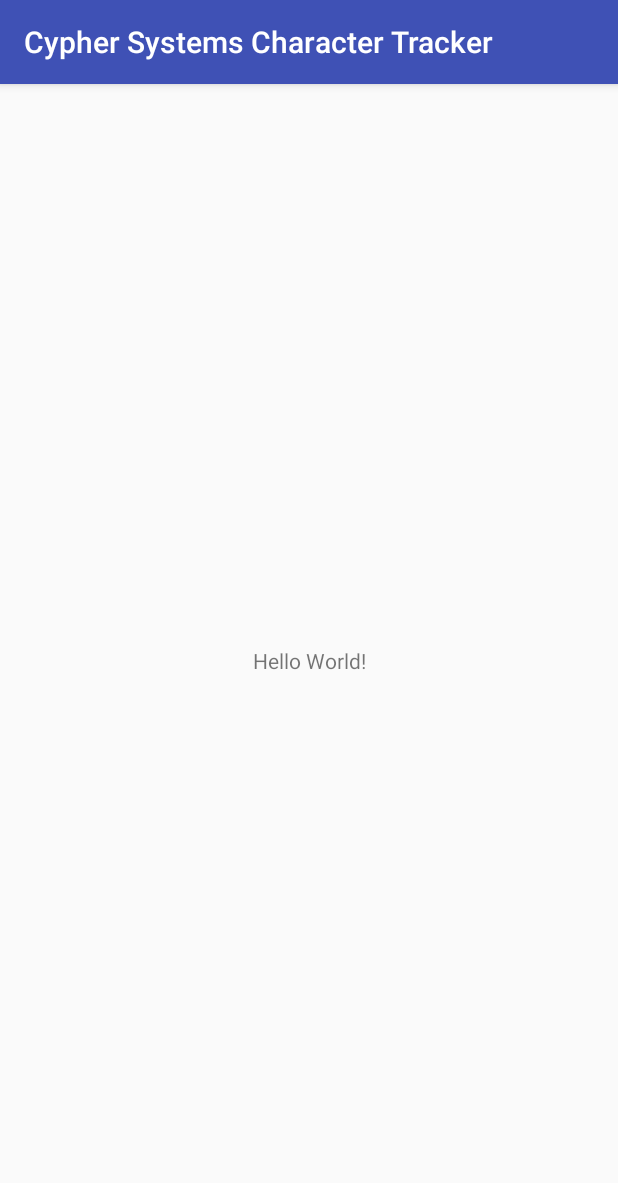
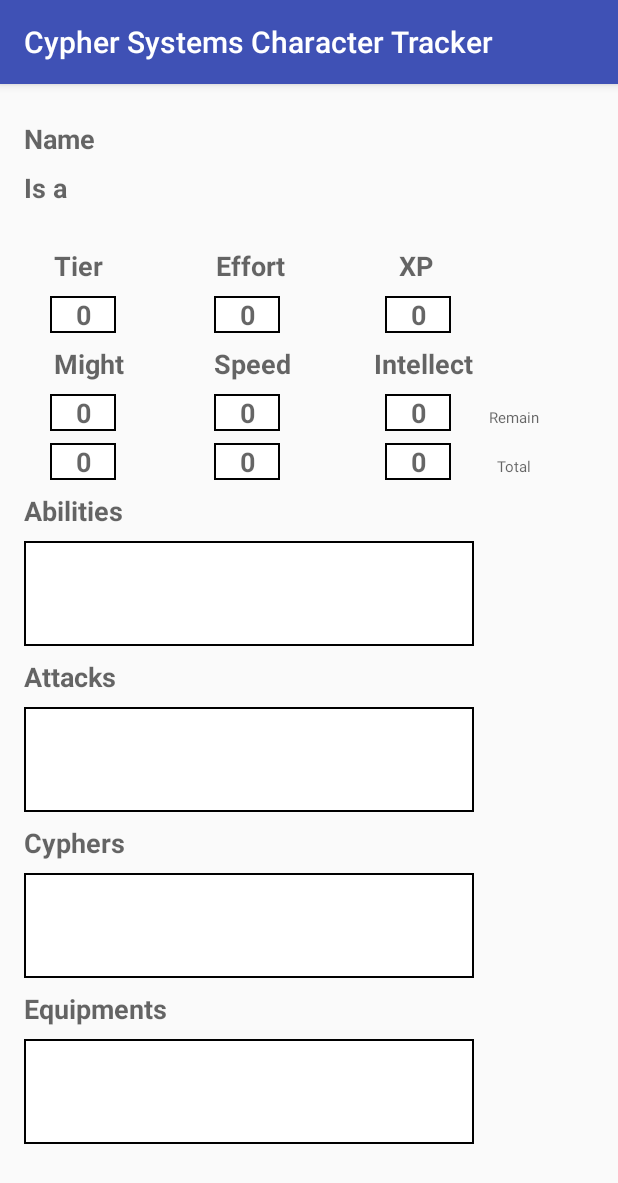
Before and after one commit to paugajt/androidfinal, an Android app: the screen it shows after launch (MainActivity), on a phone screen of 412 x 824 dp. Shown: the top 1183 px of the screen. Run offline under Robolectric (Android 15) with nearby library versions, the phone set to English and light mode, and no system bars.

Commit message:
view character page

```diff
--- a/app/src/main/java/com/justinpauga/cyphersystemscharactertracker/MainActivity.kt
+++ b/app/src/main/java/com/justinpauga/cyphersystemscharactertracker/MainActivity.kt
@@ -7,6 +7,6 @@
 
     override fun onCreate(savedInstanceState: Bundle?) {
         super.onCreate(savedInstanceState)
-        setContentView(R.layout.activity_main)
+        setContentView(R.layout.character_info)
     }
 }
--- /dev/null
+++ b/app/src/main/res/drawable/text_border.xml
@@ -0,0 +1,5 @@
+<?xml version="1.0" encoding="utf-8"?>
+    <shape xmlns:android="http://schemas.android.com/apk/res/android" android:shape="rectangle" >
+        <solid android:color="@android:color/white" />
+        <stroke android:width="1dip" android:color="#000000"/>
+    </shape>
--- /dev/null
+++ b/app/src/main/res/layout/character_info.xml
@@ -0,0 +1,430 @@
+<RelativeLayout xmlns:android="http://schemas.android.com/apk/res/android"
+    xmlns:app="http://schemas.android.com/apk/res-auto"
+    xmlns:tools="http://schemas.android.com/tools"
+    android:layout_width="match_parent"
+    android:layout_height="match_parent"
+    android:paddingBottom="16dp"
+    android:paddingLeft="16dp"
+    android:paddingRight="16dp"
+    android:paddingTop="16dp"
+    android:textDirection="anyRtl">
+
+    <ScrollView
+        android:layout_width="match_parent"
+        android:layout_height="match_parent">
+
+    <LinearLayout
+        android:layout_width="match_parent"
+        android:layout_height="match_parent"
+        android:orientation="vertical">
+
+        <LinearLayout
+            android:layout_width="wrap_content"
+            android:layout_height="wrap_content"
+            android:orientation="horizontal">
+
+            <TextView
+                android:id="@+id/view_name_label"
+                android:layout_width="wrap_content"
+                android:layout_height="wrap_content"
+                android:layout_marginTop="8dp"
+                android:text="Name"
+                android:textAppearance="?android:attr/textAppearanceMedium"
+                android:textStyle="bold" />
+
+            <TextView
+                android:id="@+id/view_name"
+                android:layout_width="223dp"
+                android:layout_height="wrap_content"
+                android:layout_marginStart="10dp"
+                android:ems="10"
+                android:inputType="text"
+                android:textAlignment="center" />
+        </LinearLayout>
+
+
+
+        <LinearLayout
+            android:layout_width="wrap_content"
+            android:layout_height="wrap_content"
+            android:orientation="horizontal">
+            <TextView
+                android:id="@+id/view_isa_label"
+                android:layout_width="wrap_content"
+                android:layout_height="wrap_content"
+                android:layout_marginTop="8dp"
+                android:textAlignment="center"
+                android:text="Is a"
+                android:textAppearance="?android:attr/textAppearanceMedium"
+                android:textStyle="bold" />
+
+            <TextView
+                android:id="@+id/view_descriptor"
+                android:layout_width="wrap_content"
+                android:layout_height="wrap_content"
+                android:layout_marginStart="10dp"
+                android:ems="7"
+                android:inputType="text" />
+
+            <TextView
+                android:id="@+id/view_type"
+                android:layout_width="wrap_content"
+                android:layout_height="wrap_content"
+                android:layout_marginStart="10dp"
+                android:ems="7"
+                android:inputType="text" />
+        </LinearLayout>
+
+        <TextView
+            android:id="@+id/view_focus"
+            android:layout_width="279dp"
+            android:layout_height="wrap_content"
+            android:ems="15"
+            android:inputType="text" />
+
+
+        <LinearLayout
+            android:layout_width="wrap_content"
+            android:layout_height="wrap_content"
+            android:orientation="horizontal">
+
+            <TextView
+                android:id="@+id/view_tier_label"
+                android:layout_width="wrap_content"
+                android:layout_height="wrap_content"
+                android:layout_marginStart="20dp"
+                android:layout_marginTop="8dp"
+                android:text="Tier"
+                android:textAppearance="?android:attr/textAppearanceMedium"
+                android:textStyle="bold" />
+
+            <TextView
+                android:id="@+id/view_effort_label"
+                android:layout_width="wrap_content"
+                android:layout_height="wrap_content"
+                android:layout_marginStart="75dp"
+                android:layout_marginTop="8dp"
+                android:text="Effort"
+                android:textAppearance="?android:attr/textAppearanceMedium"
+                android:textStyle="bold" />
+
+            <TextView
+                android:id="@+id/view_xp_label"
+                android:layout_width="wrap_content"
+                android:layout_height="wrap_content"
+                android:layout_marginStart="75dp"
+                android:layout_marginTop="8dp"
+                android:text="XP"
+                android:textAppearance="?android:attr/textAppearanceMedium"
+                android:textStyle="bold" />
+        </LinearLayout>
+
+        <LinearLayout
+            android:layout_width="wrap_content"
+            android:layout_height="wrap_content"
+            android:orientation="horizontal">
+
+            <TextView
+                android:id="@+id/view_tier"
+                android:layout_width="44dp"
+                android:layout_height="wrap_content"
+                android:layout_marginStart="17dp"
+                android:layout_marginTop="8dp"
+                android:background="@drawable/text_border"
+                android:text="0"
+                android:textAlignment="center"
+                android:textAppearance="?android:attr/textAppearanceMedium"
+                android:textStyle="bold" />
+
+            <TextView
+                android:id="@+id/view_effort"
+                android:layout_width="44dp"
+                android:layout_height="wrap_content"
+                android:layout_marginStart="65dp"
+                android:layout_marginTop="8dp"
+                android:background="@drawable/text_border"
+                android:text="0"
+                android:textAlignment="center"
+                android:textAppearance="?android:attr/textAppearanceMedium"
+                android:textStyle="bold" />
+
+            <TextView
+                android:id="@+id/view_xp"
+                android:layout_width="44dp"
+                android:layout_height="wrap_content"
+                android:layout_marginStart="70dp"
+                android:layout_marginTop="8dp"
+                android:background="@drawable/text_border"
+                android:text="0"
+                android:textAlignment="center"
+                android:textAppearance="?android:attr/textAppearanceMedium"
+                android:textStyle="bold" />
+        </LinearLayout>
+
+        <LinearLayout
+            android:layout_width="wrap_content"
+            android:layout_height="wrap_content"
+            android:orientation="horizontal">
+
+            <TextView
+                android:id="@+id/view_might_label"
+                android:layout_width="wrap_content"
+                android:layout_height="wrap_content"
+                android:layout_marginStart="20dp"
+                android:layout_marginTop="8dp"
+                android:text="Might"
+                android:textAppearance="?android:attr/textAppearanceMedium"
+                android:textStyle="bold" />
+
+            <TextView
+                android:id="@+id/view_speed_label"
+                android:layout_width="wrap_content"
+                android:layout_height="wrap_content"
+                android:layout_marginStart="60dp"
+                android:layout_marginTop="8dp"
+                android:text="Speed"
+                android:textAppearance="?android:attr/textAppearanceMedium"
+                android:textStyle="bold" />
+
+            <TextView
+                android:id="@+id/view_intellect_label"
+                android:layout_width="wrap_content"
+                android:layout_height="wrap_content"
+                android:layout_marginStart="55dp"
+                android:layout_marginTop="8dp"
+                android:text="Intellect"
+                android:textAppearance="?android:attr/textAppearanceMedium"
+                android:textStyle="bold" />
+        </LinearLayout>
+
+        <LinearLayout
+            android:layout_width="wrap_content"
+            android:layout_height="wrap_content"
+            android:orientation="horizontal">
+
+
+
+            <TextView
+                android:id="@+id/view_might_total"
+                android:layout_width="44dp"
+                android:layout_height="wrap_content"
+                android:layout_marginStart="17dp"
+                android:layout_marginTop="8dp"
+                android:background="@drawable/text_border"
+                android:text="0"
+                android:textAlignment="center"
+                android:textAppearance="?android:attr/textAppearanceMedium"
+                android:textStyle="bold" />
+
+            <TextView
+                android:id="@+id/view_speed_total"
+                android:layout_width="44dp"
+                android:layout_height="wrap_content"
+                android:layout_marginStart="65dp"
+                android:layout_marginTop="8dp"
+                android:background="@drawable/text_border"
+                android:text="0"
+                android:textAlignment="center"
+                android:textAppearance="?android:attr/textAppearanceMedium"
+                android:textStyle="bold" />
+
+            <TextView
+                android:id="@+id/view_intellect_total"
+                android:layout_width="44dp"
+                android:layout_height="wrap_content"
+                android:layout_marginStart="70dp"
+                android:layout_marginTop="8dp"
+                android:background="@drawable/text_border"
+                android:text="0"
+                android:textAlignment="center"
+                android:textAppearance="?android:attr/textAppearanceMedium"
+                android:textStyle="bold" />
+
+            <TextView
+                android:id="@+id/view_total"
+                android:layout_width="44dp"
+                android:layout_height="wrap_content"
+                android:layout_marginStart="20dp"
+                android:layout_marginTop="8dp"
+                android:text="Remain"
+                android:textAlignment="center"
+                android:textAppearance="?android:attr/textAppearanceMedium"
+                android:textStyle="normal"
+                android:textSize="10dp"/>
+
+        </LinearLayout>
+
+        <LinearLayout
+            android:layout_width="wrap_content"
+            android:layout_height="wrap_content"
+            android:orientation="horizontal">
+
+
+
+            <TextView
+                android:id="@+id/view_tier_remain"
+                android:layout_width="44dp"
+                android:layout_height="wrap_content"
+                android:layout_marginStart="17dp"
+                android:layout_marginTop="8dp"
+                android:background="@drawable/text_border"
+                android:text="0"
+                android:textAlignment="center"
+                android:textAppearance="?android:attr/textAppearanceMedium"
+                android:textStyle="bold" />
+
+            <TextView
+                android:id="@+id/view_effort_remain"
+                android:layout_width="44dp"
+                android:layout_height="wrap_content"
+                android:layout_marginStart="65dp"
+                android:layout_marginTop="8dp"
+                android:background="@drawable/text_border"
+                android:text="0"
+                android:textAlignment="center"
+                android:textAppearance="?android:attr/textAppearanceMedium"
+                android:textStyle="bold" />
+
+            <TextView
+                android:id="@+id/view_xp_remain"
+                android:layout_width="44dp"
+                android:layout_height="wrap_content"
+                android:layout_marginStart="70dp"
+                android:layout_marginTop="8dp"
+                android:background="@drawable/text_border"
+                android:text="0"
+                android:textAlignment="center"
+                android:textAppearance="?android:attr/textAppearanceMedium"
+                android:textStyle="bold" />
+            <TextView
+                android:id="@+id/view_remain"
+                android:layout_width="44dp"
+                android:layout_height="wrap_content"
+                android:layout_marginStart="20dp"
+                android:layout_marginTop="8dp"
+                android:text="Total"
+                android:textAlignment="center"
+                android:textAppearance="?android:attr/textAppearanceMedium"
+                android:textStyle="normal"
+                android:textSize="10dp"/>
+        </LinearLayout>
+
+
+        <TextView
+            android:id="@+id/view_abilities_label"
+            android:layout_width="wrap_content"
+            android:layout_height="wrap_content"
+            android:layout_marginTop="8dp"
+            android:text="Abilities"
+            android:textAppearance="?android:attr/textAppearanceMedium"
+            android:textStyle="bold" />
+
+        <TextView
+            android:id="@+id/view_abilities"
+            android:layout_width="300dp"
+            android:layout_height="70dp"
+            android:layout_marginTop="8dp"
+            android:background="@drawable/text_border"
+            android:text=""
+            android:textAlignment="center"
+            android:textAppearance="?android:attr/textAppearanceMedium"
+            android:textStyle="bold" />
+
+        <TextView
+            android:id="@+id/view_attacks_label"
+            android:layout_width="wrap_content"
+            android:layout_height="wrap_content"
+            android:layout_marginTop="8dp"
+            android:text="Attacks"
+            android:textAppearance="?android:attr/textAppearanceMedium"
+            android:textStyle="bold" />
+
+        <TextView
+            android:id="@+id/view_attacks"
+            android:layout_width="300dp"
+            android:layout_height="70dp"
+            android:layout_marginTop="8dp"
+            android:background="@drawable/text_border"
+            android:text=""
+            android:textAlignment="center"
+            android:textAppearance="?android:attr/textAppearanceMedium"
+            android:textStyle="bold" />
+
+        <TextView
+            android:id="@+id/view_cyphers_label"
+            android:layout_width="wrap_content"
+            android:layout_height="wrap_content"
+            android:layout_marginTop="8dp"
+            android:text="Cyphers"
+            android:textAppearance="?android:attr/textAppearanceMedium"
+            android:textStyle="bold" />
+
+        <TextView
+            android:id="@+id/view_cyphers"
+            android:layout_width="300dp"
+            android:layout_height="70dp"
+            android:layout_marginTop="8dp"
+            android:background="@drawable/text_border"
+            android:text=""
+            android:textAlignment="center"
+            android:textAppearance="?android:attr/textAppearanceMedium"
+            android:textStyle="bold" />
+
+        <TextView
+            android:id="@+id/view_equipment_label"
+            android:layout_width="wrap_content"
+            android:layout_height="wrap_content"
+            android:layout_marginTop="8dp"
+            android:text="Equipments"
+            android:textAppearance="?android:attr/textAppearanceMedium"
+            android:textStyle="bold" />
+
+        <TextView
+            android:id="@+id/view_equipment"
+            android:layout_width="300dp"
+            android:layout_height="70dp"
+            android:layout_marginTop="8dp"
+            android:background="@drawable/text_border"
+            android:text=""
+            android:textAlignment="center"
+            android:textAppearance="?android:attr/textAppearanceMedium"
+            android:textStyle="bold" />
+
+    </LinearLayout>
+    </ScrollView>
+
+    <!--<Button-->
+        <!--android:id="@+id/new_round_button"-->
+        <!--android:layout_width="wrap_content"-->
+        <!--android:layout_height="wrap_content"-->
+        <!--android:layout_alignParentBottom="true"-->
+        <!--android:layout_marginBottom="8dp"-->
+        <!--android:layout_marginEnd="8dp"-->
+        <!--android:layout_marginStart="8dp"-->
+        <!--android:layout_toStartOf="@+id/view_character_edit_button"-->
+        <!--android:text="Edit"-->
+        <!--app:layout_constraintBottom_toBottomOf="parent"-->
+        <!--app:layout_constraintEnd_toStartOf="@+id/view_character_edit_button"-->
+        <!--app:layout_constraintHorizontal_bias="0.429"-->
+        <!--app:layout_constraintStart_toStartOf="parent"-->
+        <!--app:layout_constraintVertical_chainStyle="spread" />-->
+
+    <!--<Button-->
+        <!--android:id="@+id/view_character_edit_button"-->
+        <!--android:layout_width="wrap_content"-->
+        <!--android:layout_height="wrap_content"-->
+        <!--android:layout_alignBaseline="@+id/new_round_button"-->
+        <!--android:layout_alignBottom="@+id/new_round_button"-->
+        <!--android:layout_alignParentBottom="true"-->
+        <!--android:layout_alignParentEnd="true"-->
+        <!--android:layout_marginBottom="8dp"-->
+        <!--android:layout_marginEnd="8dp"-->
+        <!--android:layout_marginStart="104dp"-->
+        <!--android:text="New Round"-->
+        <!--app:layout_constraintBottom_toBottomOf="parent"-->
+        <!--app:layout_constraintEnd_toEndOf="parent"-->
+        <!--app:layout_constraintStart_toEndOf="@+id/new_round_button"-->
+        <!--app:layout_constraintVertical_chainStyle="spread" />-->
+
+
+</RelativeLayout>
--- a/app/src/main/res/values/styles.xml
+++ b/app/src/main/res/values/styles.xml
@@ -1,7 +1,7 @@
 <resources>
 
     <!-- Base application theme. -->
-    <style name="AppTheme" parent="Theme.AppCompat.Light.DarkActionBar">
+    <style name="AppTheme" parent="Base.Theme.AppCompat.Light.DarkActionBar">
         <!-- Customize your theme here. -->
         <item name="colorPrimary">@color/colorPrimary</item>
         <item name="colorPrimaryDark">@color/colorPrimaryDark</item>
```
